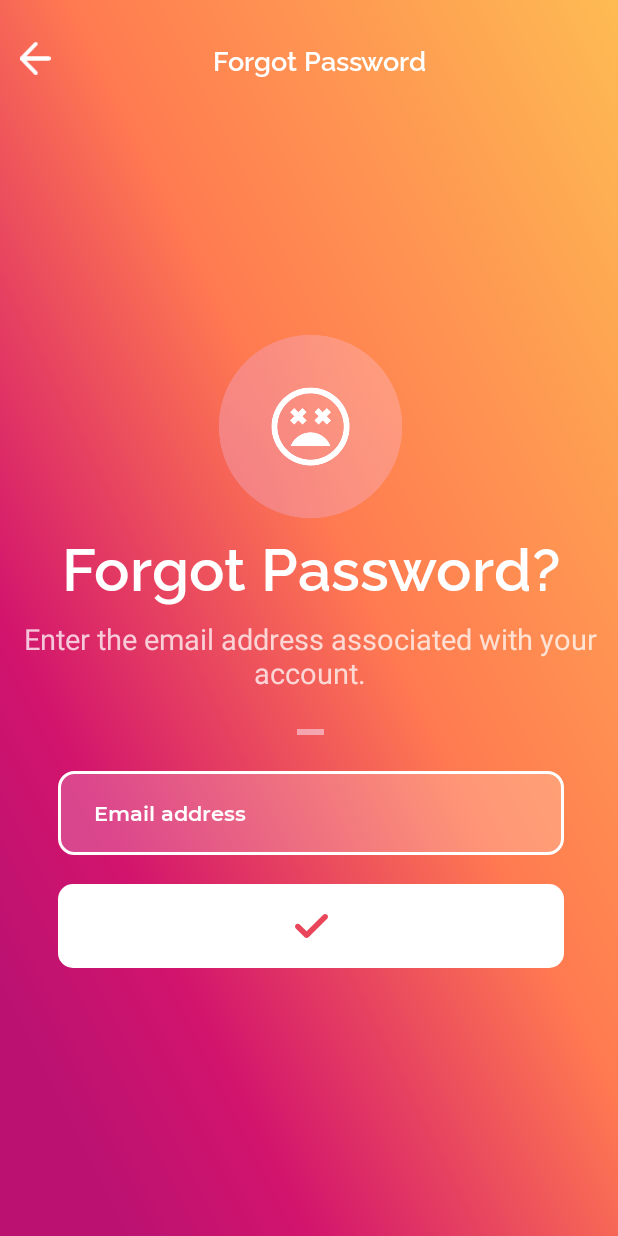
After one commit to ThanhTanPM2000/QuickDate, an Android app: the ForgotPasswordAct screen opened directly, with no data from a screen before it, on a phone screen of 412 x 824 dp. The commit adds this screen. Run offline under Robolectric (Android 15) with nearby library versions, the phone set to English and light mode, and no system bars; our stand-ins replace sdp/ssp sizes.

Commit message:
finish design forgot password layout

```diff
--- a/app/src/main/AndroidManifest.xml
+++ b/app/src/main/AndroidManifest.xml
@@ -11,7 +11,9 @@
         android:roundIcon="@mipmap/ic_launcher_round"
         android:supportsRtl="true"
         android:theme="@style/Theme.QuickDate">
-        <activity android:name=".MainActivity"/>
+        <activity android:name=".ForgotPasswordAct"></activity>
+        <activity android:name=".BioPhotosAct" />
+        <activity android:name=".MainActivity" />
         <activity android:name=".SelectGenderAct" />
         <activity android:name=".SwiperAct" />
         <activity android:name=".SignUpAct" />
--- /dev/null
+++ b/app/src/main/java/com/example/quickdate/BioPhotosAct.java
@@ -0,0 +1,14 @@
+package com.example.quickdate;
+
+import androidx.appcompat.app.AppCompatActivity;
+
+import android.os.Bundle;
+
+public class BioPhotosAct extends AppCompatActivity {
+
+    @Override
+    protected void onCreate(Bundle savedInstanceState) {
+        super.onCreate(savedInstanceState);
+        setContentView(R.layout.activity_bio_photos);
+    }
+}
--- /dev/null
+++ b/app/src/main/java/com/example/quickdate/ForgotPasswordAct.java
@@ -0,0 +1,16 @@
+package com.example.quickdate;
+
+import androidx.appcompat.app.AppCompatActivity;
+
+import android.os.Bundle;
+
+public class ForgotPasswordAct extends AppCompatActivity {
+
+    @Override
+    protected void onCreate(Bundle savedInstanceState) {
+        super.onCreate(savedInstanceState);
+        setContentView(R.layout.activity_forgot_password);
+
+
+    }
+}
--- a/app/src/main/java/com/example/quickdate/TypeAct.java
+++ b/app/src/main/java/com/example/quickdate/TypeAct.java
@@ -3,9 +3,11 @@ package com.example.quickdate;
 import androidx.appcompat.app.AppCompatActivity;
 import androidx.core.content.ContextCompat;
 
+import android.content.Intent;
 import android.os.Bundle;
 import android.view.View;
 import android.widget.Button;
+import android.widget.ImageView;
 import android.widget.TextView;
 
 import com.thekhaeng.pushdownanim.PushDownAnim;
@@ -17,6 +19,7 @@ public class TypeAct extends AppCompatActivity {
     RangeSeekBar rangeSeekBar_age, rangeSeekBar_height, rangeSeekBar_weight;
     Button btn_longTerm, btn_oneNight, btn_Settlement;
     TextView tv_age, tv_height, tv_weight;
+    ImageView iv_backAct, iv_submit_typeAct;
 
     @Override
     protected void onCreate(Bundle savedInstanceState) {
@@ -37,6 +40,8 @@ public class TypeAct extends AppCompatActivity {
         tv_age = (TextView) findViewById(R.id.tv_value_age);
         tv_height = (TextView) findViewById(R.id.tv_value_height);
         tv_weight = (TextView) findViewById(R.id.tv_value_weight);
+        iv_backAct = (ImageView) findViewById(R.id.iv_backAct_typeAct);
+        iv_submit_typeAct = (ImageView) findViewById(R.id.iv_submit_typeAct);
     }
 
     private void doFunctionInAct(){
@@ -140,4 +145,18 @@ public class TypeAct extends AppCompatActivity {
             }
         });
     }
+
+    private void callBackAct(){
+        PushDownAnim.setPushDownAnimTo(iv_backAct).setOnClickListener(new View.OnClickListener() {
+            @Override
+            public void onClick(View v) {
+                startActivity(new Intent(getApplicationContext(), SelectGenderAct.class));
+                finish();
+            }
+        });
+    }
+
+    private void callSubmitAct(){
+
+    }
 }
--- a/app/src/main/res/drawable/shape_circle_white.xml
+++ /dev/null
@@ -1,8 +0,0 @@
-<?xml version="1.0" encoding="utf-8"?>
-<shape xmlns:android="http://schemas.android.com/apk/res/android"
-    android:shape="oval">
-
-    <solid android:color="@color/white"/>
-    <size android:width="200dp" android:height="200dp"/>
-
-</shape>
--- /dev/null
+++ b/app/src/main/res/drawable/shape_rectangle_white.xml
@@ -0,0 +1,8 @@
+<?xml version="1.0" encoding="utf-8"?>
+<shape xmlns:android="http://schemas.android.com/apk/res/android"
+    android:shape="rectangle">
+
+    <solid android:color="#FFFFFF"/>
+    <corners android:radius="10dp"/>
+
+</shape>
--- /dev/null
+++ b/app/src/main/res/layout/activity_bio_photos.xml
@@ -0,0 +1,9 @@
+<?xml version="1.0" encoding="utf-8"?>
+<androidx.constraintlayout.widget.ConstraintLayout xmlns:android="http://schemas.android.com/apk/res/android"
+    xmlns:app="http://schemas.android.com/apk/res-auto"
+    xmlns:tools="http://schemas.android.com/tools"
+    android:layout_width="match_parent"
+    android:layout_height="match_parent"
+    tools:context=".BioPhotosAct">
+
+</androidx.constraintlayout.widget.ConstraintLayout>
--- /dev/null
+++ b/app/src/main/res/layout/activity_forgot_password.xml
@@ -0,0 +1,141 @@
+<?xml version="1.0" encoding="utf-8"?>
+<androidx.constraintlayout.widget.ConstraintLayout xmlns:android="http://schemas.android.com/apk/res/android"
+    xmlns:app="http://schemas.android.com/apk/res-auto"
+    xmlns:tools="http://schemas.android.com/tools"
+    android:layout_width="match_parent"
+    android:layout_height="match_parent"
+    tools:context=".ForgotPasswordAct"
+    android:background="@drawable/color_gradient">
+
+    <androidx.constraintlayout.widget.ConstraintLayout
+        android:id="@+id/actionBar_forgotPasswordAct"
+        android:layout_width="match_parent"
+        android:layout_height="wrap_content"
+        android:layout_marginTop="@dimen/_20sdp"
+        app:layout_constraintTop_toTopOf="parent"
+        app:layout_constraintStart_toStartOf="parent"
+        app:layout_constraintEnd_toEndOf="parent"
+        android:paddingStart="@dimen/_10sdp">
+
+        <ImageView
+            android:id="@+id/iv_backAct_forgotPasswordAct"
+            android:layout_width="@dimen/_16sdp"
+            android:layout_height="@dimen/_17sdp"
+            android:src="@drawable/ic_backarrow"
+            app:tint="@color/white"
+            app:layout_constraintStart_toStartOf="parent"
+            app:layout_constraintTop_toTopOf="parent"
+            app:layout_constraintBottom_toBottomOf="parent"/>
+
+        <TextView
+            android:layout_width="wrap_content"
+            android:layout_height="wrap_content"
+            android:fontFamily="@font/raleway_semibold"
+            android:text="Forgot Password"
+            android:textColor="@color/white"
+            android:textSize="@dimen/_14ssp"
+            app:layout_constraintBottom_toBottomOf="parent"
+            app:layout_constraintEnd_toEndOf="parent"
+            app:layout_constraintStart_toStartOf="parent"
+            app:layout_constraintTop_toTopOf="parent" />
+
+
+
+    </androidx.constraintlayout.widget.ConstraintLayout>
+
+    <androidx.constraintlayout.widget.ConstraintLayout
+        android:layout_width="415dp"
+        android:layout_height="434dp"
+        app:layout_constraintBottom_toBottomOf="parent"
+        app:layout_constraintEnd_toEndOf="parent"
+        app:layout_constraintStart_toStartOf="parent"
+
+        app:layout_constraintTop_toBottomOf="@id/actionBar_forgotPasswordAct">
+
+        <ImageView
+            android:id="@+id/imageView"
+            android:layout_width="@dimen/_98sdp"
+            android:layout_height="@dimen/_98sdp"
+            android:src="@drawable/img_forgotpassword"
+            app:layout_constraintEnd_toEndOf="parent"
+            app:layout_constraintStart_toStartOf="parent"
+            app:layout_constraintTop_toTopOf="parent" />
+
+        <TextView
+            android:id="@+id/textView"
+            android:layout_width="wrap_content"
+            android:layout_height="wrap_content"
+            android:fontFamily="@font/raleway_semibold"
+            android:text="Forgot Password?"
+            android:textColor="@color/white"
+            android:textSize="@dimen/_30ssp"
+            app:layout_constraintEnd_toEndOf="parent"
+            app:layout_constraintStart_toStartOf="parent"
+            app:layout_constraintTop_toBottomOf="@+id/imageView" />
+
+        <TextView
+            android:id="@+id/textView2"
+            android:layout_width="wrap_content"
+            android:layout_height="wrap_content"
+            android:gravity="center_horizontal"
+            android:layout_marginTop="@dimen/_7ssp"
+            android:text="Enter the email address associated with your account."
+            android:textColor="#BFFFFFFF"
+            android:textSize="@dimen/_15ssp"
+            app:layout_constraintEnd_toEndOf="parent"
+            app:layout_constraintStart_toStartOf="parent"
+            app:layout_constraintTop_toBottomOf="@+id/textView" />
+
+        <ImageView
+            android:id="@+id/imageView4"
+            android:layout_width="18dp"
+            android:layout_height="14dp"
+            android:layout_marginTop="@dimen/_15ssp"
+            app:layout_constraintEnd_toEndOf="parent"
+            app:layout_constraintStart_toStartOf="parent"
+            app:layout_constraintTop_toBottomOf="@+id/textView2"
+            app:srcCompat="@drawable/img_line_forgotpassword" />
+
+        <EditText
+            android:id="@+id/et_email_forgotPasswordAct"
+            android:layout_width="337dp"
+            android:layout_height="56dp"
+            android:layout_margin="@dimen/_15ssp"
+            android:background="@drawable/shape_plaintext"
+            android:ems="10"
+            android:fontFamily="@font/montserrat_semibold"
+            android:hint="Email address"
+            android:inputType="textEmailAddress"
+            android:paddingStart="24dp"
+            android:textColor="@color/white"
+            android:textColorHint="@color/white"
+            android:textSize="14sp"
+            app:layout_constraintEnd_toEndOf="parent"
+            app:layout_constraintStart_toStartOf="parent"
+            app:layout_constraintTop_toBottomOf="@+id/imageView4" />
+
+        <androidx.constraintlayout.widget.ConstraintLayout
+            android:id="@+id/ctl_submit_forgotPasswordAct"
+            android:layout_width="337dp"
+            android:layout_height="56dp"
+            android:layout_marginTop="@dimen/_15ssp"
+            android:background="@drawable/shape_rectangle_white"
+            app:layout_constraintEnd_toEndOf="parent"
+            app:layout_constraintStart_toStartOf="parent"
+            app:layout_constraintTop_toBottomOf="@+id/et_email_forgotPasswordAct">
+
+            <ImageView
+                android:layout_width="wrap_content"
+                android:layout_height="wrap_content"
+                android:src="@drawable/ic_checkmark"
+                app:layout_constraintBottom_toBottomOf="parent"
+                app:layout_constraintEnd_toEndOf="parent"
+                app:layout_constraintStart_toStartOf="parent"
+                app:layout_constraintTop_toTopOf="parent" />
+
+        </androidx.constraintlayout.widget.ConstraintLayout>
+
+
+    </androidx.constraintlayout.widget.ConstraintLayout>
+
+</androidx.constraintlayout.widget.ConstraintLayout>
--- a/app/src/main/res/layout/activity_type.xml
+++ b/app/src/main/res/layout/activity_type.xml
@@ -39,6 +39,7 @@
             app:layout_constraintTop_toTopOf="parent" />
 
         <ImageView
+            android:id="@+id/iv_submit_typeAct"
             android:layout_width="@dimen/_45sdp"
             android:layout_height="@dimen/_45sdp"
             android:src="@drawable/img_btn2_submit"
@@ -131,7 +132,7 @@
             android:layout_width="wrap_content"
             android:layout_height="wrap_content"
             android:fontFamily="@font/montserrat_semibold"
-            android:text="1.60-1.75cm"
+            android:text="1.6-1.75m"
             android:textColor="?attr/textColor"
             android:textSize="@dimen/_14ssp"
             app:layout_constraintEnd_toEndOf="parent"
```
Also changed, not shown: app/src/main/res/drawable/img_forgotpassword.png (added), app/src/main/res/drawable/img_line_forgotpassword.png (added).
